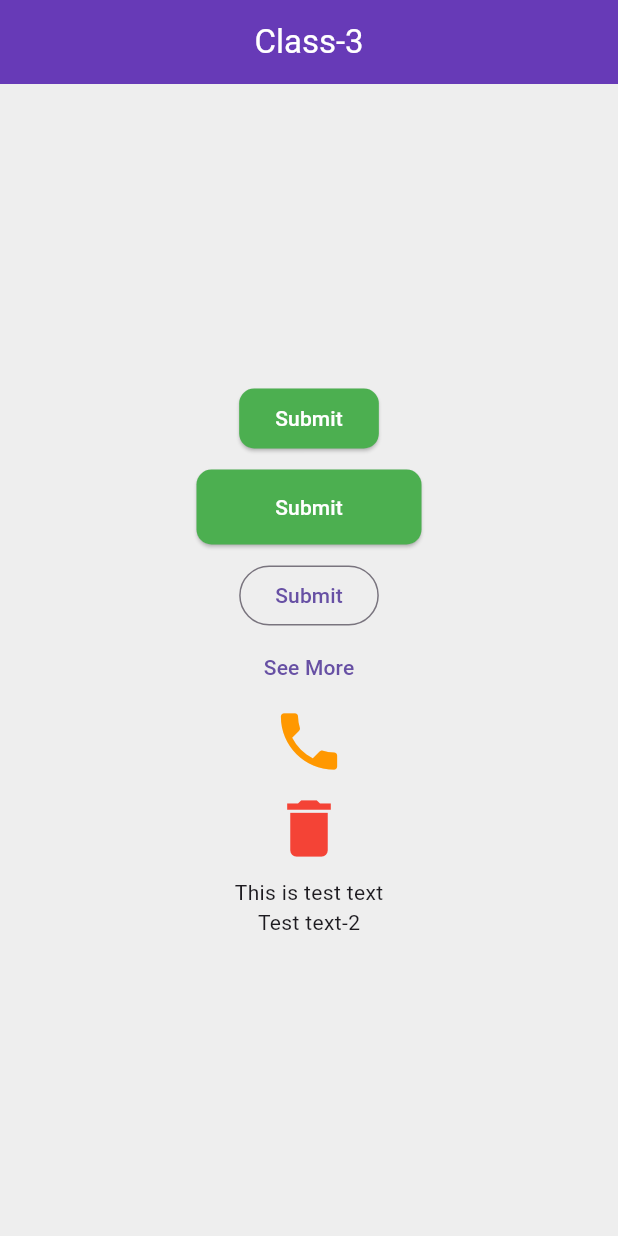
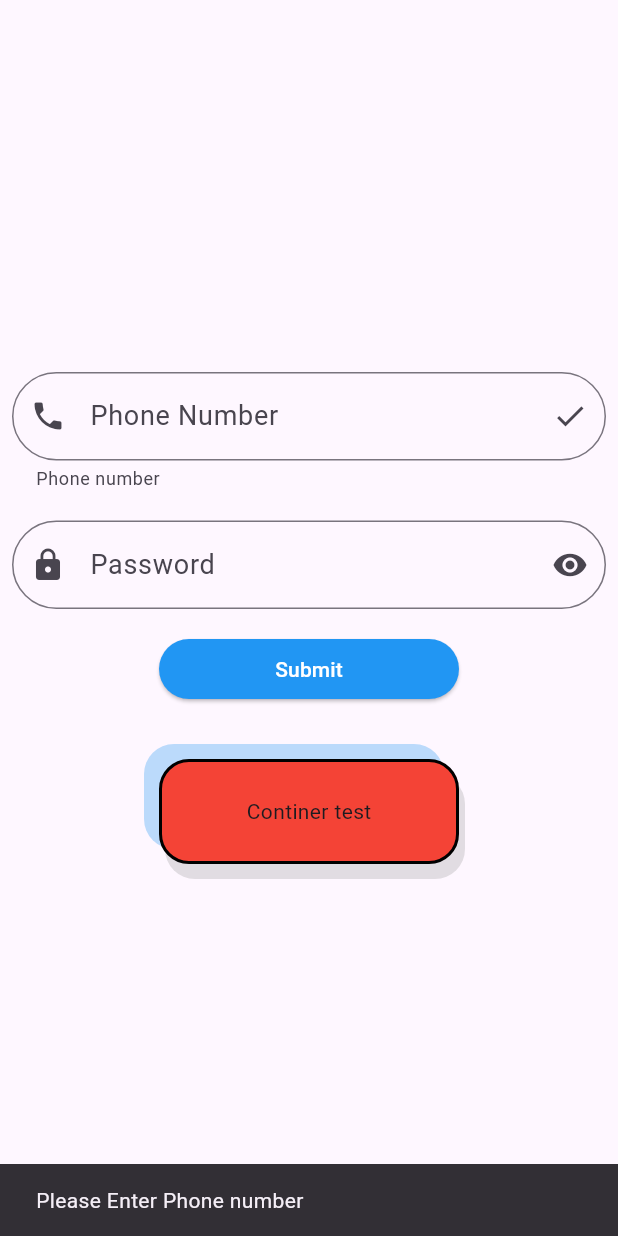
Before and after one commit to taufiqurSabbir/ostad_flutter_14, a Flutter app: the screen it shows after launch, after a tap on "Submit", on a phone screen of 412 x 824 dp. Run offline on Flutter 3.47's test engine with Material 3 defaults, Android fonts, the light colour scheme and no system bars.

Commit message:
module 11 class - 1

```diff
--- a/lib/app.dart
+++ b/lib/app.dart
@@ -2,6 +2,7 @@ import 'package:flutter/material.dart';
 
 import 'home.dart';
 import 'module_10/class_3.dart';
+import 'module_11/class_1.dart';
 
 class MyAPP extends StatelessWidget {
   const MyAPP({super.key});
@@ -10,7 +11,7 @@ class MyAPP extends StatelessWidget {
   Widget build(BuildContext context) {
     return MaterialApp(
       title: 'Flutter 14',
-      home: Class3(),
+      home: Module11Class1(),
     );
   }
 }
--- /dev/null
+++ b/lib/module_11/class_1.dart
@@ -0,0 +1,124 @@
+import 'package:flutter/material.dart';
+
+class Module11Class1 extends StatelessWidget {
+  const Module11Class1({super.key});
+
+  @override
+  Widget build(BuildContext context) {
+    TextEditingController phoneController = TextEditingController();
+    TextEditingController passwordController = TextEditingController();
+
+    return Scaffold(
+      body: SafeArea(
+        child: Padding(
+          padding: const EdgeInsets.all(8.0),
+          child: Column(
+            mainAxisAlignment: MainAxisAlignment.center,
+            children: [
+              TextField(
+                controller: phoneController,
+                keyboardType: TextInputType.phone,
+                decoration: InputDecoration(
+                  helperText: 'Phone number',
+                  hintText: 'Enter your Number',
+                  hintStyle: TextStyle(
+                    fontSize: 18
+                  ),
+                  labelText: 'Phone Number',
+                  labelStyle: TextStyle(
+                    fontSize: 18
+                  ),
+                  border: OutlineInputBorder(
+                    borderRadius: BorderRadius.circular(50)
+                  ),
+
+                  prefixIcon: Icon(Icons.phone),
+                  suffixIcon: Icon(Icons.check)
+                ),
+              ),
+              SizedBox(height: 20,),
+              TextField(
+                controller: passwordController,
+                obscureText: true,
+                decoration: InputDecoration(
+                  hintText: 'Enter Password',
+                  hintStyle: TextStyle(
+                    fontSize: 18
+                  ),
+                  labelText: 'Password',
+                  labelStyle: TextStyle(
+                    fontSize: 18
+                  ),
+                  border: OutlineInputBorder(
+                    borderRadius: BorderRadius.circular(50)
+                  ),
+
+                  prefixIcon: Icon(Icons.lock),
+                  suffixIcon: Icon(Icons.remove_red_eye)
+                ),
+              ),
+
+              SizedBox(height: 20,),
+              SizedBox(
+                width: 200,
+                height: 40,
+                child: ElevatedButton(
+                    style: ElevatedButton.styleFrom(
+                      backgroundColor: Colors.blue,
+                      foregroundColor: Colors.white
+                    ),
+
+                    onPressed: (){
+                    if(phoneController.text.isEmpty){
+                      ScaffoldMessenger.of(context).showSnackBar(
+                        SnackBar(content: Text('Please Enter Phone number'))
+                      );
+                    }else if(phoneController.text.length != 11){
+                      ScaffoldMessenger.of(context).showSnackBar(
+                          SnackBar(content: Text('Please Enter correct Phone number'))
+                      );
+                    }else{
+                      phoneController.clear();
+                    }
+                    }, child: Text('Submit')),
+              ),
+
+              SizedBox(
+                height: 40,
+              ),
+
+
+              Container(
+                alignment: Alignment.center,
+                height: 70,
+                width: 200,
+
+                child: Text('Continer test'),
+                decoration: BoxDecoration(
+                  color: Colors.red,
+                  borderRadius: BorderRadius.circular(20),
+                  border: Border.all(
+                    width: 2,
+                    color: Colors.black
+                  ),
+
+                  boxShadow: [
+                    BoxShadow(
+                      color: Colors.grey.withOpacity(0.3),
+                      offset: Offset(4, 10)
+                    ),
+                    BoxShadow(
+                      color: Colors.blue.withOpacity(0.3),
+                      offset: Offset(-10, -10)
+                    ),
+                  ]
+                ),
+              )
+
+            ],
+          ),
+        ),
+      )
+    );
+  }
+}
```
